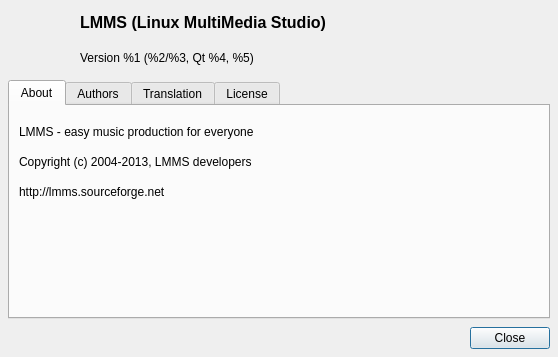
Old version of the form src/gui/dialogs/about_dialog.ui in the repository LMMS/lmms.
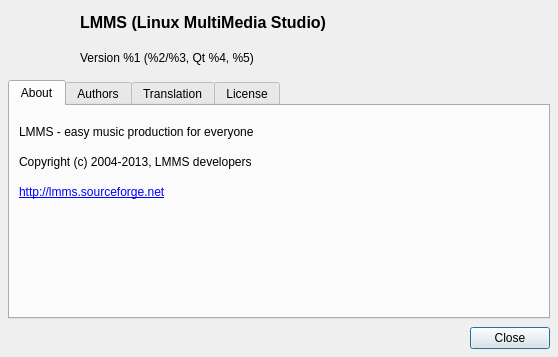
New version of the form.

Commit message: About window: Make homepage link clickable

The edit to the form file:
```diff
--- a/src/gui/dialogs/about_dialog.ui
+++ b/src/gui/dialogs/about_dialog.ui
@@ -151,7 +151,7 @@
        <item>
         <widget class="QLabel" name="label_4" >
          <property name="text" >
-          <string>http://lmms.sourceforge.net</string>
+          <string>&lt;html&gt;&lt;head/&gt;&lt;body&gt;&lt;p&gt;&lt;a href=&quot;http://lmms.sourceforge.net&quot;&gt;&lt;span style=&quot; text-decoration: underline; color:#0000ff;&quot;&gt;http://lmms.sourceforge.net&lt;/span&gt;&lt;/a&gt;&lt;/p&gt;&lt;/body&gt;&lt;/html&gt;</string>
          </property>
          <property name="wordWrap" >
           <bool>true</bool>
```
Left out of the diff: 1 changed line with no effect on the pictures.
